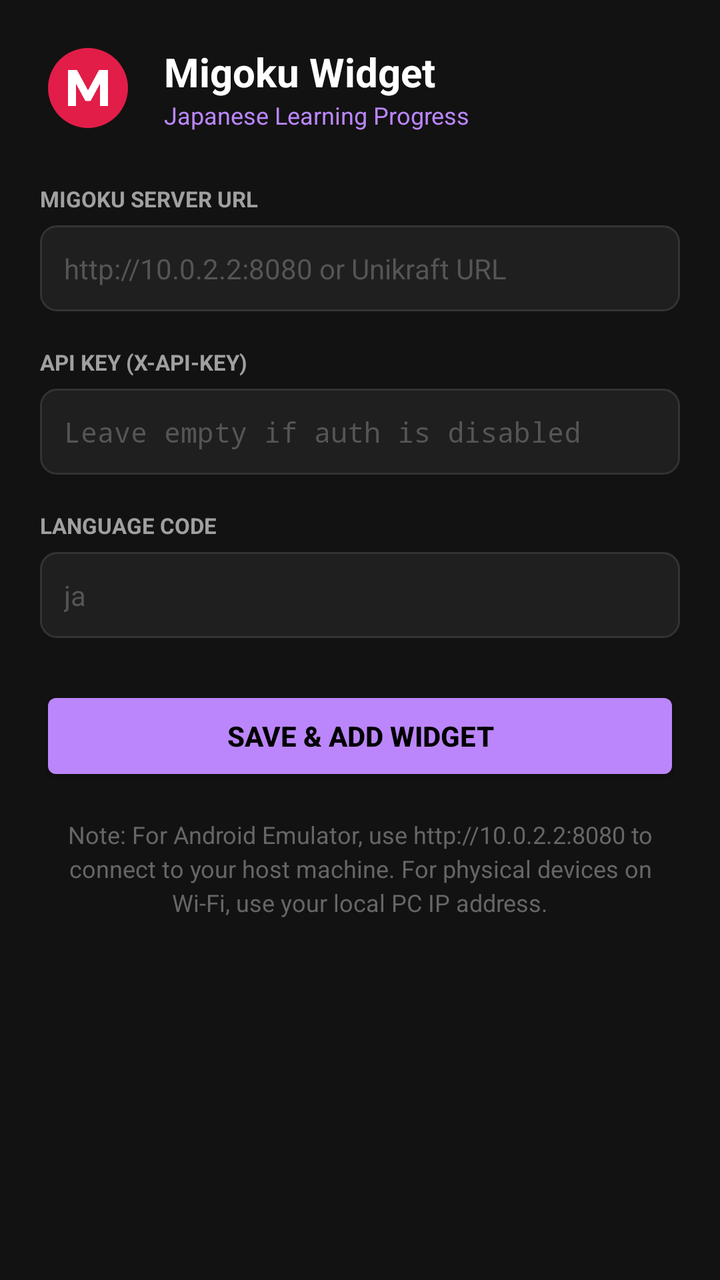
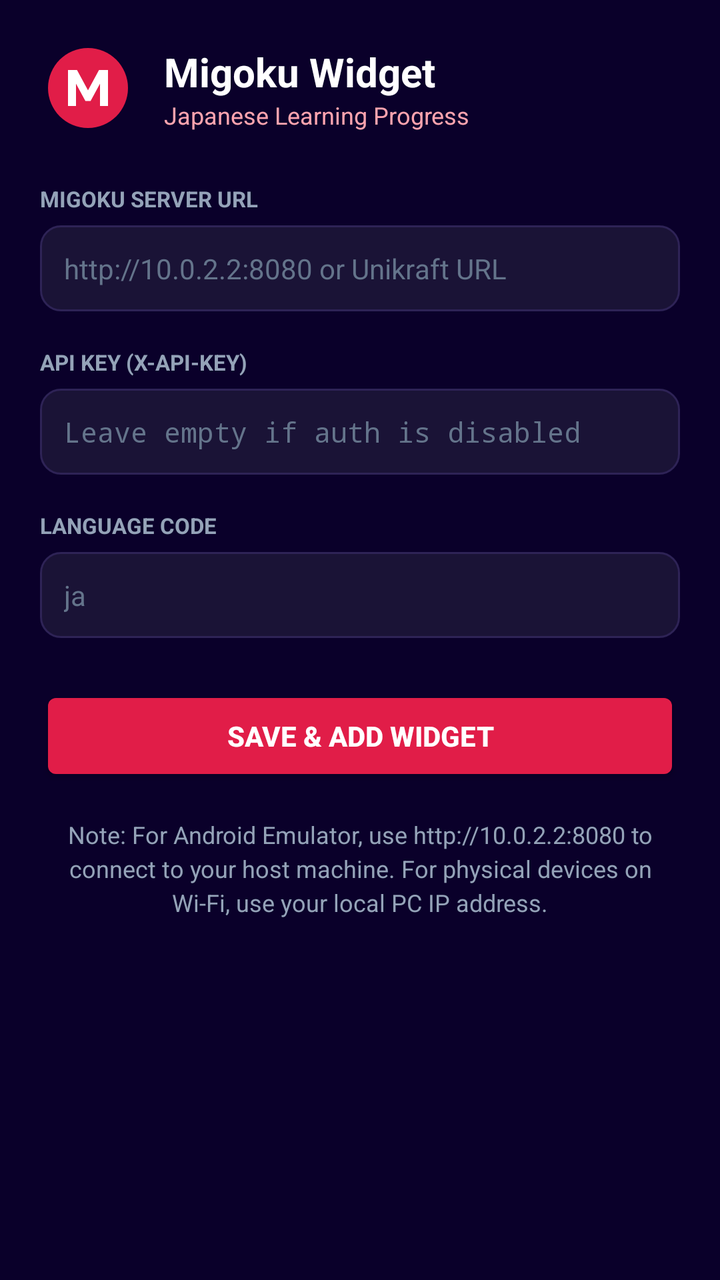

An Android layout rendered at two revisions. The XML below is the earlier revision; the diff shows what the commit changed to produce the second picture.
<!-- AndroidManifest.xml: activity theme android:Theme.DeviceDefault.NoActionBar -->
<!-- res/layout/activity_widget_config.xml -->
<?xml version="1.0" encoding="utf-8"?>
<ScrollView xmlns:android="http://schemas.android.com/apk/res/android"
    android:layout_width="match_parent"
    android:layout_height="match_parent"
    android:background="#121212"
    android:padding="20dp">

    <LinearLayout
        android:layout_width="match_parent"
        android:layout_height="wrap_content"
        android:orientation="vertical">

        <LinearLayout
            android:layout_width="match_parent"
            android:layout_height="wrap_content"
            android:gravity="center_vertical"
            android:orientation="horizontal"
            android:layout_marginBottom="24dp">

            <ImageView
                android:layout_width="48dp"
                android:layout_height="48dp"
                android:src="@drawable/ic_migaku_logo"
                android:contentDescription="Migaku Logo" />

            <LinearLayout
                android:layout_width="wrap_content"
                android:layout_height="wrap_content"
                android:layout_marginStart="14dp"
                android:orientation="vertical">

                <TextView
                    android:layout_width="wrap_content"
                    android:layout_height="wrap_content"
                    android:text="Migoku Widget"
                    android:textColor="#FFFFFF"
                    android:textSize="20sp"
                    android:textStyle="bold" />

                <TextView
                    android:layout_width="wrap_content"
                    android:layout_height="wrap_content"
                    android:text="Japanese Learning Progress"
                    android:textColor="#BB86FC"
                    android:textSize="12sp" />
            </LinearLayout>
        </LinearLayout>

        
        <TextView
            android:layout_width="wrap_content"
            android:layout_height="wrap_content"
            android:text="MIGOKU SERVER URL"
            android:textColor="#A0A0A0"
            android:textSize="11sp"
            android:textStyle="bold" />

        <EditText
            android:id="@+id/et_server_url"
            android:layout_width="match_parent"
            android:layout_height="wrap_content"
            android:layout_marginTop="6dp"
            android:layout_marginBottom="18dp"
            android:background="@drawable/input_bg"
            android:hint="http://10.0.2.2:8080 or Unikraft URL"
            android:inputType="textUri"
            android:padding="12dp"
            android:textColor="#FFFFFF"
            android:textColorHint="#555555"
            android:textSize="14sp" />

        
        <TextView
            android:layout_width="wrap_content"
            android:layout_height="wrap_content"
            android:text="API KEY (X-API-KEY)"
            android:textColor="#A0A0A0"
            android:textSize="11sp"
            android:textStyle="bold" />

        <EditText
            android:id="@+id/et_api_key"
            android:layout_width="match_parent"
            android:layout_height="wrap_content"
            android:layout_marginTop="6dp"
            android:layout_marginBottom="18dp"
            android:background="@drawable/input_bg"
            android:hint="Leave empty if auth is disabled"
            android:inputType="textPassword"
            android:padding="12dp"
            android:textColor="#FFFFFF"
            android:textColorHint="#555555"
            android:textSize="14sp" />

        
        <TextView
            android:layout_width="wrap_content"
            android:layout_height="wrap_content"
            android:text="LANGUAGE CODE"
            android:textColor="#A0A0A0"
            android:textSize="11sp"
            android:textStyle="bold" />

        <EditText
            android:id="@+id/et_lang"
            android:layout_width="match_parent"
            android:layout_height="wrap_content"
            android:layout_marginTop="6dp"
            android:layout_marginBottom="24dp"
            android:background="@drawable/input_bg"
            android:hint="ja"
            android:inputType="text"
            android:padding="12dp"
            android:textColor="#FFFFFF"
            android:textColorHint="#555555"
            android:textSize="14sp" />

        <Button
            android:id="@+id/btn_save_config"
            android:layout_width="match_parent"
            android:layout_height="50dp"
            android:backgroundTint="#BB86FC"
            android:text="Save &amp; Add Widget"
            android:textColor="#000000"
            android:textStyle="bold" />

        <TextView
            android:layout_width="match_parent"
            android:layout_height="wrap_content"
            android:layout_marginTop="16dp"
            android:gravity="center"
            android:lineSpacingExtra="3dp"
            android:text="Note: For Android Emulator, use http://10.0.2.2:8080 to connect to your host machine. For physical devices on Wi-Fi, use your local PC IP address."
            android:textColor="#666666"
            android:textSize="12sp" />
    </LinearLayout>
</ScrollView>
<!-- resources referenced by this layout -->
<resources>
  <!-- drawable ic_migaku_logo (drawable) -->
  <vector xmlns:android="http://schemas.android.com/apk/res/android"
      android:width="48dp"
      android:height="48dp"
      android:viewportWidth="48"
      android:viewportHeight="48">
      
      <path
          android:fillColor="#E11D48"
          android:pathData="M24,4C12.95,4 4,12.95 4,24s8.95,20 20,20 20,-8.95 20,-20S35.05,4 24,4z"/>
      
      <path
          android:fillColor="#FFFFFF"
          android:pathData="M14,33V15h4.5l5.5,10.2L29.5,15H34v18h-4V21.8l-4.7,8.7h-2.6L18,21.8V33H14z"/>
  </vector>
  <!-- drawable input_bg (drawable) -->
  <?xml version="1.0" encoding="utf-8"?>
  <shape xmlns:android="http://schemas.android.com/apk/res/android"
      android:shape="rectangle">
      <solid android:color="#1F1F1F" />
      <corners android:radius="8dp" />
      <stroke
          android:width="1dp"
          android:color="#333333" />
  </shape>
</resources>

<!-- the commit's change to res/layout/activity_widget_config.xml (unified diff, before → after) -->
@@ -2,7 +2,7 @@
 <ScrollView xmlns:android="http://schemas.android.com/apk/res/android"
     android:layout_width="match_parent"
     android:layout_height="match_parent"
-    android:background="#121212"
+    android:background="#0A002A"
     android:padding="20dp">
 
     <LinearLayout
@@ -41,7 +41,7 @@
                     android:layout_width="wrap_content"
                     android:layout_height="wrap_content"
                     android:text="Japanese Learning Progress"
-                    android:textColor="#BB86FC"
+                    android:textColor="#FDA4AF"
                     android:textSize="12sp" />
             </LinearLayout>
         </LinearLayout>
@@ -51,7 +51,7 @@
             android:layout_width="wrap_content"
             android:layout_height="wrap_content"
             android:text="MIGOKU SERVER URL"
-            android:textColor="#A0A0A0"
+            android:textColor="#94A3B8"
             android:textSize="11sp"
             android:textStyle="bold" />
 
@@ -66,7 +66,7 @@
             android:inputType="textUri"
             android:padding="12dp"
             android:textColor="#FFFFFF"
-            android:textColorHint="#555555"
+            android:textColorHint="#64748B"
             android:textSize="14sp" />
 
         
@@ -74,7 +74,7 @@
             android:layout_width="wrap_content"
             android:layout_height="wrap_content"
             android:text="API KEY (X-API-KEY)"
-            android:textColor="#A0A0A0"
+            android:textColor="#94A3B8"
             android:textSize="11sp"
             android:textStyle="bold" />
 
@@ -89,7 +89,7 @@
             android:inputType="textPassword"
             android:padding="12dp"
             android:textColor="#FFFFFF"
-            android:textColorHint="#555555"
+            android:textColorHint="#64748B"
             android:textSize="14sp" />
 
         
@@ -97,7 +97,7 @@
             android:layout_width="wrap_content"
             android:layout_height="wrap_content"
             android:text="LANGUAGE CODE"
-            android:textColor="#A0A0A0"
+            android:textColor="#94A3B8"
             android:textSize="11sp"
             android:textStyle="bold" />
 
@@ -112,16 +112,16 @@
             android:inputType="text"
             android:padding="12dp"
             android:textColor="#FFFFFF"
-            android:textColorHint="#555555"
+            android:textColorHint="#64748B"
             android:textSize="14sp" />
 
         <Button
             android:id="@+id/btn_save_config"
             android:layout_width="match_parent"
             android:layout_height="50dp"
-            android:backgroundTint="#BB86FC"
+            android:backgroundTint="#E11D48"
             android:text="Save &amp; Add Widget"
-            android:textColor="#000000"
+            android:textColor="#FFFFFF"
             android:textStyle="bold" />
 
         <TextView
@@ -131,7 +131,7 @@
             android:gravity="center"
             android:lineSpacingExtra="3dp"
             android:text="Note: For Android Emulator, use http://10.0.2.2:8080 to connect to your host machine. For physical devices on Wi-Fi, use your local PC IP address."
-            android:textColor="#666666"
+            android:textColor="#94A3B8"
             android:textSize="12sp" />
     </LinearLayout>
 </ScrollView>
<!-- resource entries referenced after the edit -->
@@ -19,11 +19,11 @@
   <?xml version="1.0" encoding="utf-8"?>
   <shape xmlns:android="http://schemas.android.com/apk/res/android"
       android:shape="rectangle">
-      <solid android:color="#1F1F1F" />
-      <corners android:radius="8dp" />
+      <solid android:color="#1A1336" />
+      <corners android:radius="10dp" />
       <stroke
           android:width="1dp"
-          android:color="#333333" />
+          android:color="#2E2356" />
   </shape>
 </resources>
 
